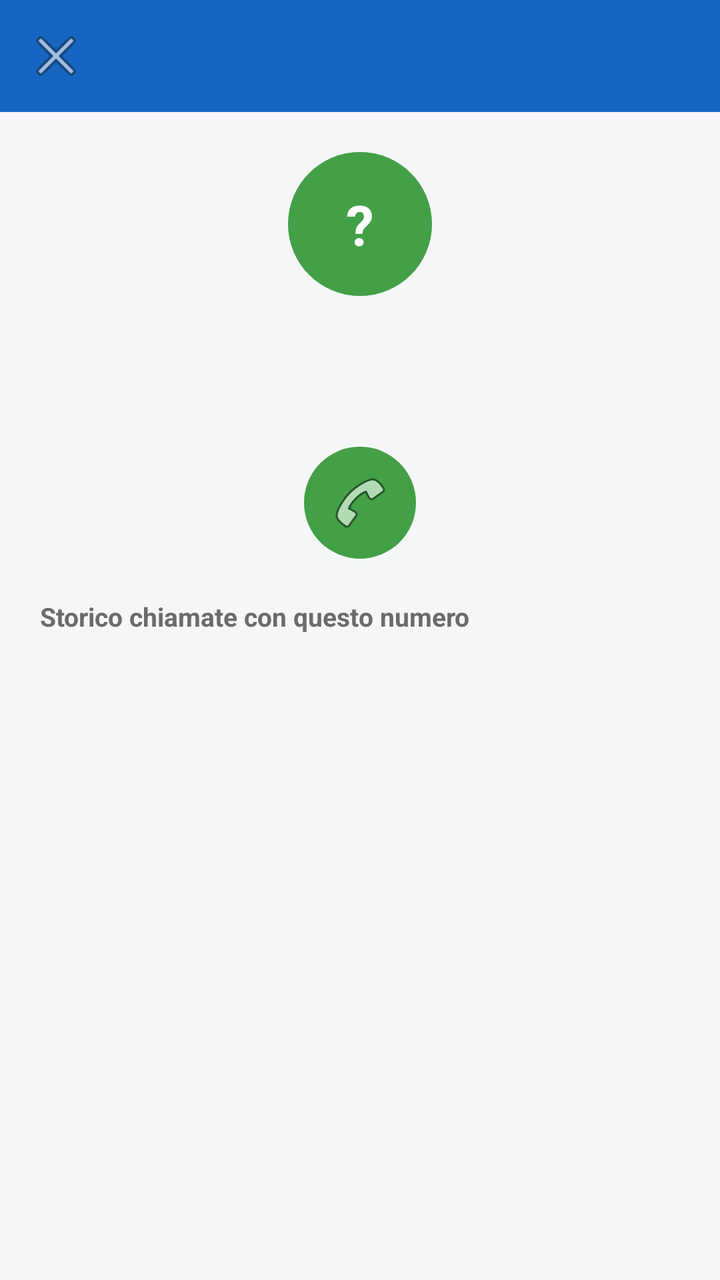
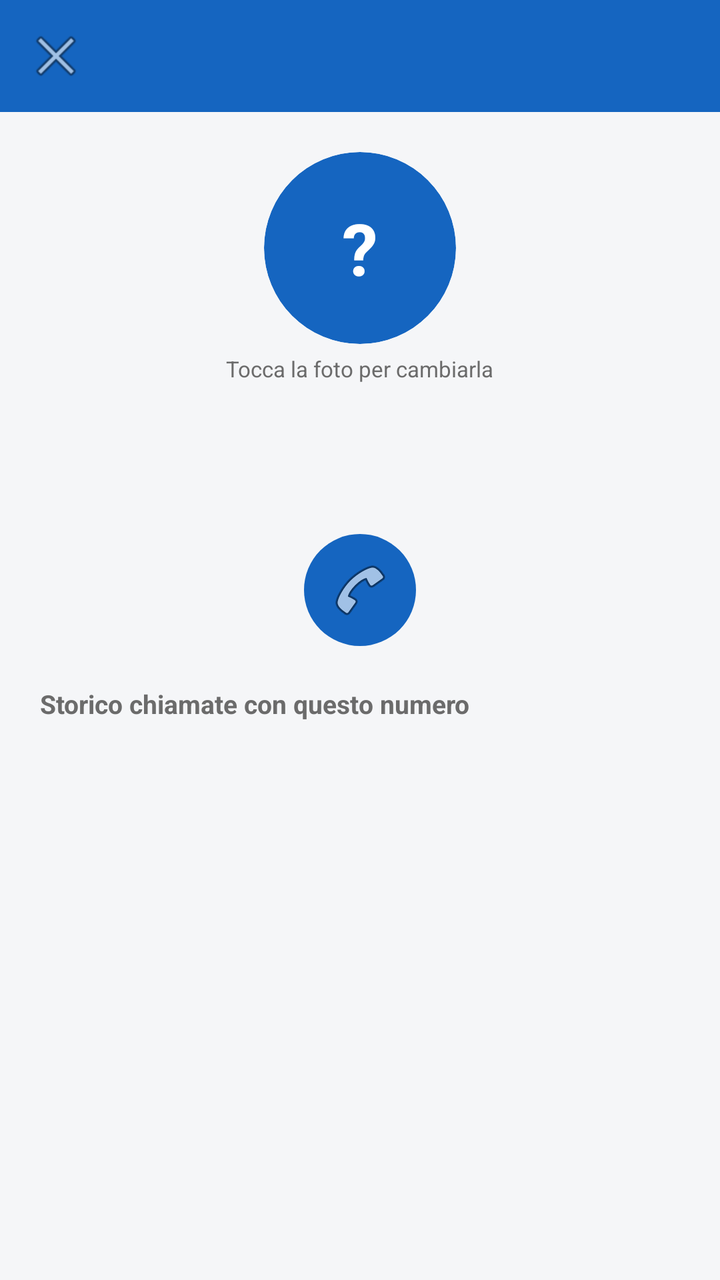

The first picture is an Android layout as it rendered before a commit; the second is the same layout after the commit. The layout source and the unified diff follow.
<!-- AndroidManifest.xml: activity theme Theme.GestioneChiamate -->
<!-- res/layout/activity_dettaglio_chiamate.xml -->
<?xml version="1.0" encoding="utf-8"?>
<LinearLayout xmlns:android="http://schemas.android.com/apk/res/android"
    xmlns:app="http://schemas.android.com/apk/res-auto"
    android:layout_width="match_parent"
    android:layout_height="match_parent"
    android:orientation="vertical"
    android:background="@color/background">

    <androidx.appcompat.widget.Toolbar
        android:id="@+id/toolbar"
        android:layout_width="match_parent"
        android:layout_height="?attr/actionBarSize"
        android:background="@color/primary"
        app:navigationIcon="@android:drawable/ic_menu_close_clear_cancel"
        app:titleTextColor="@color/white" />

    <LinearLayout
        android:layout_width="match_parent"
        android:layout_height="wrap_content"
        android:orientation="vertical"
        android:gravity="center_horizontal"
        android:padding="20dp">

        <TextView
            android:id="@+id/txtIniziale"
            android:layout_width="72dp"
            android:layout_height="72dp"
            android:background="@drawable/bg_circle_call"
            android:gravity="center"
            android:textColor="@color/white"
            android:textSize="28sp"
            android:textStyle="bold"
            android:text="?" />

        <TextView
            android:id="@+id/txtNome"
            android:layout_width="match_parent"
            android:layout_height="wrap_content"
            android:layout_marginTop="12dp"
            android:gravity="center"
            android:textColor="@color/text_primary"
            android:textSize="20sp"
            android:textStyle="bold" />

        <TextView
            android:id="@+id/txtNumero"
            android:layout_width="match_parent"
            android:layout_height="wrap_content"
            android:layout_marginTop="2dp"
            android:gravity="center"
            android:textColor="@color/text_secondary"
            android:textSize="15sp" />

        <ImageButton
            android:id="@+id/btnChiama"
            android:layout_width="56dp"
            android:layout_height="56dp"
            android:layout_marginTop="14dp"
            android:background="@drawable/bg_circle_call"
            android:src="@android:drawable/ic_menu_call"
            android:contentDescription="@string/chiama" />

    </LinearLayout>

    <TextView
        android:layout_width="match_parent"
        android:layout_height="wrap_content"
        android:paddingStart="20dp"
        android:paddingEnd="20dp"
        android:paddingBottom="6dp"
        android:text="Storico chiamate con questo numero"
        android:textColor="@color/text_secondary"
        android:textStyle="bold"
        android:textSize="13sp" />

    <androidx.recyclerview.widget.RecyclerView
        android:id="@+id/recyclerView"
        android:layout_width="match_parent"
        android:layout_height="0dp"
        android:layout_weight="1" />

</LinearLayout>
<!-- resources referenced by this layout -->
<resources>
  <color name="background">#F5F6F8</color>
  <color name="primary">#1565C0</color>
  <color name="text_primary">#1B1B1B</color>
  <color name="text_secondary">#6B6B6B</color>
  <color name="white">#FFFFFF</color>
  <!-- drawable bg_circle_call (drawable) -->
  <shape xmlns:android="http://schemas.android.com/apk/res/android"
      android:shape="oval">
      <solid android:color="@color/accent" />
  </shape>
  <string name="chiama">Chiama</string>
  <style name="Theme.GestioneChiamate" parent="Theme.MaterialComponents.DayNight.NoActionBar">
          <item name="colorPrimary">@color/primary</item>
          <item name="colorPrimaryDark">@color/primary_dark</item>
          <item name="colorAccent">@color/accent</item>
          <item name="android:windowBackground">@color/background</item>
      </style>
  <color name="accent">#43A047</color>
  <color name="primary_dark">#0D47A1</color>
</resources>

<!-- the commit's change to res/layout/activity_dettaglio_chiamate.xml (unified diff, before → after) -->
@@ -21,16 +21,42 @@
         android:gravity="center_horizontal"
         android:padding="20dp">
 
+        <FrameLayout
+            android:id="@+id/contenitoreFotoNumero"
+            android:layout_width="96dp"
+            android:layout_height="96dp"
+            android:background="@drawable/bg_circle_primary"
+            android:clickable="true"
+            android:clipToOutline="true"
+            android:contentDescription="Foto associata al numero"
+            android:focusable="true">
+
+            <TextView
+                android:id="@+id/txtIniziale"
+                android:layout_width="match_parent"
+                android:layout_height="match_parent"
+                android:gravity="center"
+                android:text="?"
+                android:textColor="@color/white"
+                android:textSize="36sp"
+                android:textStyle="bold" />
+
+            <ImageView
+                android:id="@+id/imgFotoNumero"
+                android:layout_width="match_parent"
+                android:layout_height="match_parent"
+                android:scaleType="centerCrop"
+                android:visibility="gone" />
+
+        </FrameLayout>
+
         <TextView
-            android:id="@+id/txtIniziale"
-            android:layout_width="72dp"
-            android:layout_height="72dp"
-            android:background="@drawable/bg_circle_call"
-            android:gravity="center"
-            android:textColor="@color/white"
-            android:textSize="28sp"
-            android:textStyle="bold"
-            android:text="?" />
+            android:layout_width="wrap_content"
+            android:layout_height="wrap_content"
+            android:layout_marginTop="5dp"
+            android:text="Tocca la foto per cambiarla"
+            android:textColor="@color/text_secondary"
+            android:textSize="11sp" />
 
         <TextView
             android:id="@+id/txtNome"
@@ -56,7 +82,7 @@
             android:layout_width="56dp"
             android:layout_height="56dp"
             android:layout_marginTop="14dp"
-            android:background="@drawable/bg_circle_call"
+            android:background="@drawable/bg_circle_primary"
             android:src="@android:drawable/ic_menu_call"
             android:contentDescription="@string/chiama" />
 
<!-- resource entries referenced after the edit -->
@@ -5,10 +5,10 @@
   <color name="text_primary">#1B1B1B</color>
   <color name="text_secondary">#6B6B6B</color>
   <color name="white">#FFFFFF</color>
-  <!-- drawable bg_circle_call (drawable) -->
+  <!-- drawable bg_circle_primary (drawable) -->
   <shape xmlns:android="http://schemas.android.com/apk/res/android"
       android:shape="oval">
-      <solid android:color="@color/accent" />
+      <solid android:color="@color/primary" />
   </shape>
   <string name="chiama">Chiama</string>
   <style name="Theme.GestioneChiamate" parent="Theme.MaterialComponents.DayNight.NoActionBar">
